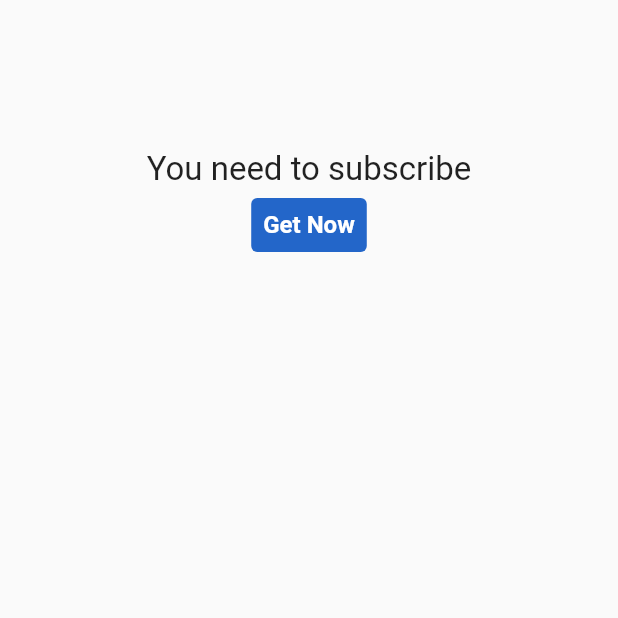
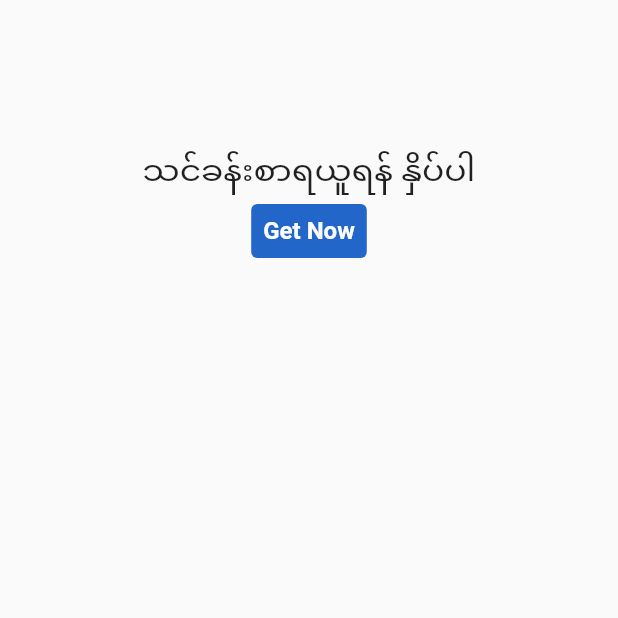
Before and after one commit to nyihtutzaw/martin_learning, a Flutter app: the PremiumMessage screen opened directly with empty values, on a phone screen of 412 x 824 dp, the top half of it. Run offline on Flutter 3.47's test engine with Material 2 defaults, Android fonts, the light colour scheme and no system bars; our stand-ins replace audio_video_progress_bar, audioplayers, chewie, dio, firebase_core, firebase_messaging and 9 more; missing offline and left inert: fijkplayer, flutter_cached_pdfview; accounts and stored records are empty.

Commit message:
[Done]change mm text

```diff
--- a/lib/network/api_service.dart
+++ b/lib/network/api_service.dart
@@ -6,8 +6,8 @@ class ApiService {
     BaseOptions options = BaseOptions(
       // baseUrl: "http://54.255.18.148/marthin/public/api/v1/",
       // baseUrl: "http://52.47.68.101/marthin/public/api/v1/",
-      baseUrl: "http://10.0.2.2:8000/api/v1/",
-      // baseUrl: "http://52.47.68.101/marthin_be/public/api/v1/",
+      // baseUrl: "http://10.0.2.2:8000/api/v1/",
+      baseUrl: "http://52.47.68.101/marthin_be/public/api/v1/",
       // baseUrl: "http://192.168.98.174/learning-app-backend/public/api/v1/",
       //baseUrl: "http://yourlink.mar-thin.com/api/v1/",
       // http://192.168.98.174/
--- a/lib/screens/one_z_one_detail_screen.dart
+++ b/lib/screens/one_z_one_detail_screen.dart
@@ -56,7 +56,7 @@ class _OneZOneDetailScreenState extends State<OneZOneDetailScreen> {
         .subscribeCourse(widget.data.id);
     MessageDialog.show(
         context,
-        "You have subcribed successfully. Please wait for admin confirmiation",
+        "admin မှ လက်ခံပေးပါမယ် ခဏစောင့်ပြီး ပြန်ဝင်ကြည့်ပါ",
         "Success",
         "Close");
   }
--- a/lib/screens/pn_detail_screen.dart
+++ b/lib/screens/pn_detail_screen.dart
@@ -54,7 +54,7 @@ class _PnDetailState extends State<PnDetail> {
         .subscribeCourse(widget.data.id);
     MessageDialog.show(
         context,
-        "You have subcribed successfully. Please wait for admin confirmiation",
+        "admin မှ လက်ခံပေးပါမယ် ခဏစောင့်ပြီး ပြန်ဝင်ကြည့်ပါ",
         "Success",
         "Close");
   }
--- a/lib/widgets/premium_message.dart
+++ b/lib/widgets/premium_message.dart
@@ -23,7 +23,7 @@ class _PremiumMessageState extends State<PremiumMessage> {
         child: Column(
           children: [
             const Text(
-              "You need to subscribe",
+              "သင်ခန်းစာရယူရန် နှိပ်ပါ",
               style: TextStyle(fontSize: 22),
             ),
             TextButton(
```
